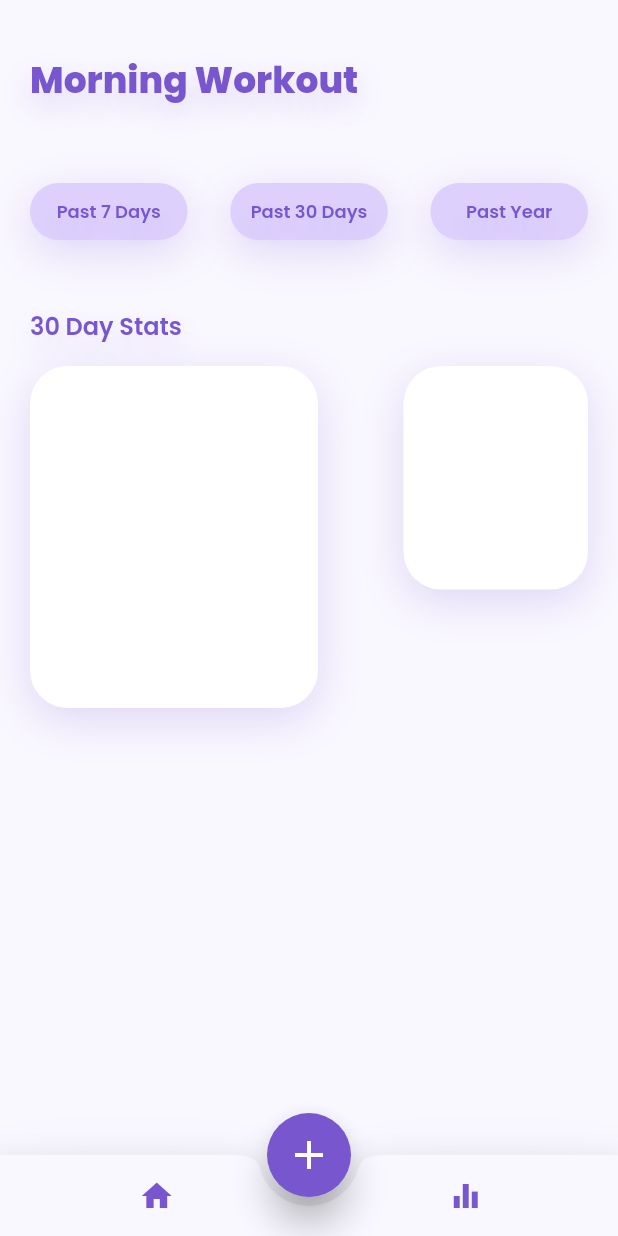
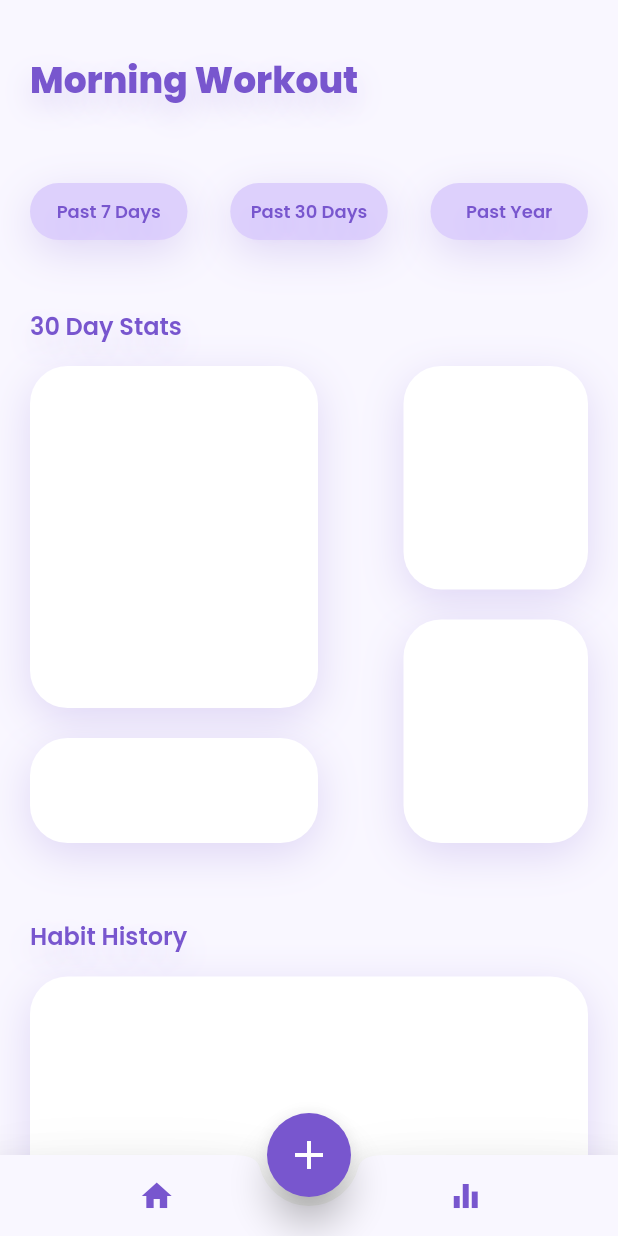
Before and after one commit to afwcole/habittracker, a Flutter app: the screen it shows after launch, on a phone screen of 412 x 824 dp. Run offline on Flutter 3.47's test engine with Material 2 defaults, Android fonts, the phone set to English and light mode, and no system bars; our stand-ins replace expandable, google_fonts.

Commit message:
UI Placeholders for analytics page

```diff
--- a/lib/pages/analytics_page.dart
+++ b/lib/pages/analytics_page.dart
@@ -86,6 +86,8 @@ Widget analyticsBody(BuildContext context) {
             crossAxisAlignment: CrossAxisAlignment.start,
             mainAxisAlignment: MainAxisAlignment.spaceBetween,
             children: [
+              Column(
+                children: [
                   Container(
                     height: 228,
                     width: 192,
@@ -101,6 +103,48 @@ Widget analyticsBody(BuildContext context) {
                             offset: Offset(0, 8),
                           ),
                         ]),
+                  ),
+                  const SizedBox(
+                    height: 20,
+                  ),
+                  Container(
+                    height: 70,
+                    width: 192,
+                    decoration: const BoxDecoration(
+                        color: Colors.white,
+                        borderRadius: BorderRadius.all(
+                          Radius.circular(25),
+                        ),
+                        boxShadow: [
+                          BoxShadow(
+                            color: Color(0x337856CE),
+                            blurRadius: 24,
+                            offset: Offset(0, 8),
+                          ),
+                        ]),
+                  ),
+                ],
+              ),
+              Column(
+                children: [
+                  Container(
+                    height: 149,
+                    width: 123,
+                    decoration: const BoxDecoration(
+                        color: Colors.white,
+                        borderRadius: BorderRadius.all(
+                          Radius.circular(25),
+                        ),
+                        boxShadow: [
+                          BoxShadow(
+                            color: Color(0x337856CE),
+                            blurRadius: 24,
+                            offset: Offset(0, 8),
+                          ),
+                        ]),
+                  ),
+                  const SizedBox(
+                    height: 20,
                   ),
                   Container(
                     height: 149,
@@ -118,7 +162,50 @@ Widget analyticsBody(BuildContext context) {
                           ),
                         ]),
                   ),
+                ],
+              ),
             ]),
+        const SizedBox(height: 50),
+        Text(
+          "Habit History",
+          style: GoogleFonts.poppins(
+            textStyle: const TextStyle(
+              fontSize: 16,
+              color: Color(0xFF7856CE),
+              fontWeight: FontWeight.w600,
+            ),
+            shadows: <Shadow>[
+              const Shadow(
+                offset: Offset(0, 8),
+                blurRadius: 24,
+                color: Color(0x337856CE),
+              ),
+            ],
+          ),
+        ),
+        const SizedBox(
+          height: 15,
+        ),
+        Container(
+          height: 300,
+          width: 400,
+          padding: const EdgeInsets.all(20),
+          decoration: const BoxDecoration(
+              color: Colors.white,
+              borderRadius: BorderRadius.all(
+                Radius.circular(25),
+              ),
+              boxShadow: [
+                BoxShadow(
+                  color: Color(0x337856CE),
+                  blurRadius: 24,
+                  offset: Offset(0, 8),
+                ),
+              ]),
+        ),
+        const SizedBox(
+          height: 110,
+        )
       ],
     ),
   );
```
Lines whose indentation alone changed are shown as unchanged.
